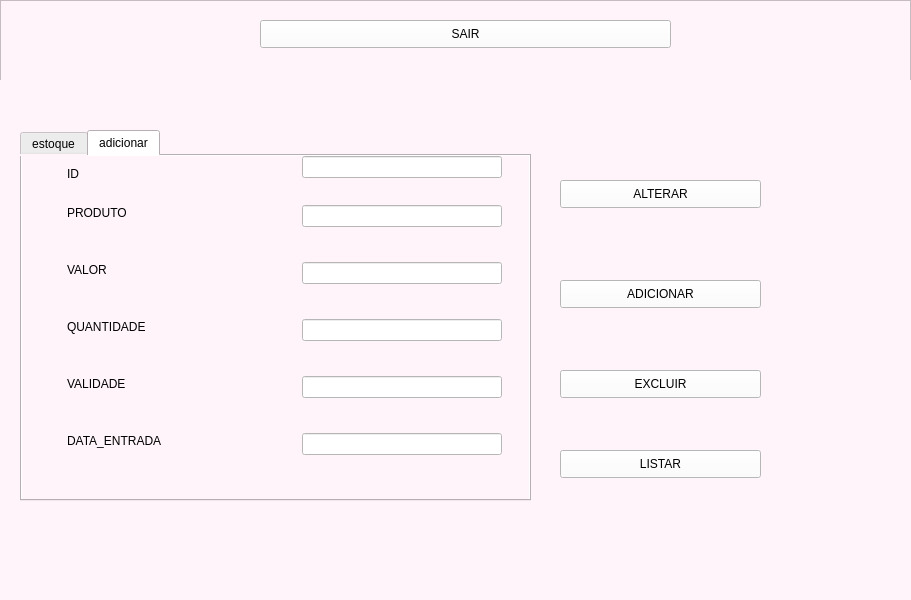
Qt form newJambo.ui (Gabriel-Dev-JS/JamboProject) before a commit.
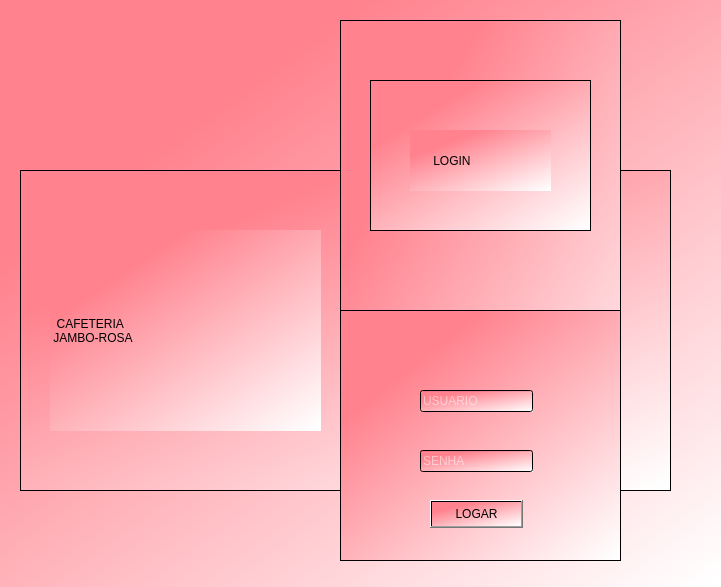
The same form after that commit.

Commit message: id adicioado na tabela

Diff of the .ui file:
```diff
--- a/newJambo.ui
+++ b/newJambo.ui
@@ -1,33 +1,85 @@
 <?xml version="1.0" encoding="UTF-8"?>
 <ui version="4.0">
- <class>MainWindow</class>
- <widget class="QMainWindow" name="MainWindow">
+ <class>Form</class>
+ <widget class="QWidget" name="Form">
   <property name="geometry">
    <rect>
     <x>0</x>
     <y>0</y>
-    <width>911</width>
-    <height>600</height>
+    <width>721</width>
+    <height>587</height>
    </rect>
   </property>
   <property name="windowTitle">
    <string>MainWindow</string>
   </property>
   <property name="styleSheet">
-   <string notr="true">background-color: rgb(255, 255, 255);</string>
+   <string notr="true">background-color: qlineargradient(spread:pad, x1:0.264, y1:0.204864, x2:0.975, y2:1, stop:0.00497512 rgba(255, 130, 142, 255), stop:1 rgba(255, 255, 255, 255));</string>
   </property>
-  <widget class="QWidget" name="centralwidget">
-   <widget class="QFrame" name="frame">
+  <widget class="QFrame" name="frame">
+   <property name="geometry">
+    <rect>
+     <x>20</x>
+     <y>170</y>
+     <width>651</width>
+     <height>321</height>
+    </rect>
+   </property>
+   <property name="styleSheet">
+    <string notr="true">background-color: qlineargradient(spread:pad, x1:0.264, y1:0.204864, x2:0.975, y2:1, stop:0.00497512 rgba(255, 130, 142, 255), stop:1 rgba(255, 255, 255, 255));</string>
+   </property>
+   <property name="frameShape">
+    <enum>QFrame::StyledPanel</enum>
+   </property>
+   <property name="frameShadow">
+    <enum>QFrame::Raised</enum>
+   </property>
+   <widget class="QLabel" name="label_2">
     <property name="geometry">
      <rect>
-      <x>0</x>
-      <y>0</y>
-      <width>911</width>
-      <height>81</height>
+      <x>30</x>
+      <y>60</y>
+      <width>271</width>
+      <height>201</height>
      </rect>
     </property>
     <property name="styleSheet">
-     <string notr="true">background-color: rgb(255, 244, 250);</string>
+     <string notr="true">font: 20pt &quot;MS Shell Dlg 2&quot;;
+background-color: qlineargradient(spread:pad, x1:0.264, y1:0.204864, x2:0.975, y2:1, stop:0.00497512 rgba(255, 130, 142, 255), stop:1 rgba(255, 255, 255, 255));
+color: rgb(0, 0, 0);</string>
+    </property>
+    <property name="text">
+     <string>  CAFETERIA
+ JAMBO-ROSA</string>
+    </property>
+   </widget>
+  </widget>
+  <widget class="QFrame" name="frame_2">
+   <property name="geometry">
+    <rect>
+     <x>340</x>
+     <y>20</y>
+     <width>281</width>
+     <height>541</height>
+    </rect>
+   </property>
+   <property name="styleSheet">
+    <string notr="true">background-color: qlineargradient(spread:pad, x1:0.264, y1:0.204864, x2:0.975, y2:1, stop:0.00497512 rgba(255, 130, 142, 255), stop:1 rgba(255, 255, 255, 255));</string>
+   </property>
+   <property name="frameShape">
+    <enum>QFrame::StyledPanel</enum>
+   </property>
+   <property name="frameShadow">
+    <enum>QFrame::Raised</enum>
+   </property>
+   <widget class="QFrame" name="frame_3">
+    <property name="geometry">
+     <rect>
+      <x>0</x>
+      <y>290</y>
+      <width>281</width>
+      <height>251</height>
+     </rect>
     </property>
     <property name="frameShape">
      <enum>QFrame::StyledPanel</enum>
@@ -35,439 +87,95 @@
     <property name="frameShadow">
      <enum>QFrame::Raised</enum>
     </property>
-    <widget class="QPushButton" name="btn_sair">
+    <widget class="QLineEdit" name="text_usuario">
      <property name="geometry">
       <rect>
-       <x>260</x>
-       <y>20</y>
-       <width>411</width>
+       <x>80</x>
+       <y>80</y>
+       <width>113</width>
+       <height>22</height>
+      </rect>
+     </property>
+     <property name="sizePolicy">
+      <sizepolicy hsizetype="Preferred" vsizetype="Preferred">
+       <horstretch>0</horstretch>
+       <verstretch>0</verstretch>
+      </sizepolicy>
+     </property>
+     <property name="styleSheet">
+      <string notr="true">color: rgb(255, 255, 255);</string>
+     </property>
+     <property name="text">
+      <string/>
+     </property>
+     <property name="placeholderText">
+      <string>USUARIO</string>
+     </property>
+    </widget>
+    <widget class="QLineEdit" name="text_senha">
+     <property name="geometry">
+      <rect>
+       <x>80</x>
+       <y>140</y>
+       <width>113</width>
+       <height>22</height>
+      </rect>
+     </property>
+     <property name="styleSheet">
+      <string notr="true">color: rgb(255, 255, 255);</string>
+     </property>
+     <property name="placeholderText">
+      <string>SENHA</string>
+     </property>
+    </widget>
+    <widget class="QPushButton" name="pushButton">
+     <property name="geometry">
+      <rect>
+       <x>90</x>
+       <y>190</y>
+       <width>93</width>
        <height>28</height>
       </rect>
      </property>
-     <property name="styleSheet">
-      <string notr="true">background-color: rgb(255, 255, 255);</string>
-     </property>
      <property name="text">
-      <string>SAIR</string>
+      <string>LOGAR</string>
      </property>
     </widget>
    </widget>
-   <widget class="QStackedWidget" name="stackedWidget">
+   <widget class="QFrame" name="frame_4">
+    <property name="enabled">
+     <bool>false</bool>
+    </property>
     <property name="geometry">
      <rect>
-      <x>0</x>
-      <y>80</y>
-      <width>911</width>
-      <height>521</height>
+      <x>30</x>
+      <y>60</y>
+      <width>221</width>
+      <height>151</height>
      </rect>
     </property>
-    <property name="styleSheet">
-     <string notr="true">background-color: rgb(255, 244, 250);</string>
+    <property name="frameShape">
+     <enum>QFrame::StyledPanel</enum>
     </property>
-    <property name="currentIndex">
-     <number>0</number>
+    <property name="frameShadow">
+     <enum>QFrame::Raised</enum>
     </property>
-    <widget class="QWidget" name="page">
-     <widget class="QTabWidget" name="estoque">
-      <property name="geometry">
-       <rect>
-        <x>20</x>
-        <y>50</y>
-        <width>511</width>
-        <height>371</height>
-       </rect>
-      </property>
-      <property name="currentIndex">
-       <number>1</number>
-      </property>
-      <widget class="QWidget" name="tab">
-       <attribute name="title">
-        <string>estoque</string>
-       </attribute>
-       <widget class="QTableWidget" name="tableWidget">
-        <property name="geometry">
-         <rect>
-          <x>0</x>
-          <y>10</y>
-          <width>501</width>
-          <height>331</height>
-         </rect>
-        </property>
-        <property name="styleSheet">
-         <string notr="true">background-color: rgb(255, 255, 255);</string>
-        </property>
-        <row>
-         <property name="text">
-          <string/>
-         </property>
-        </row>
-        <row>
-         <property name="text">
-          <string/>
-         </property>
-        </row>
-        <row>
-         <property name="text">
-          <string/>
-         </property>
-        </row>
-        <row>
-         <property name="text">
-          <string/>
-         </property>
-        </row>
-        <row>
-         <property name="text">
-          <string/>
-         </property>
-        </row>
-        <column>
-         <property name="text">
-          <string>produto</string>
-         </property>
-        </column>
-        <column>
-         <property name="text">
-          <string>valor</string>
-         </property>
-        </column>
-        <column>
-         <property name="text">
-          <string>quantidade</string>
-         </property>
-        </column>
-        <column>
-         <property name="text">
-          <string>validade</string>
-         </property>
-        </column>
-        <column>
-         <property name="text">
-          <string>data_entrada</string>
-         </property>
-        </column>
-       </widget>
-      </widget>
-      <widget class="QWidget" name="tab_2">
-       <attribute name="title">
-        <string>adicionar</string>
-       </attribute>
-       <widget class="QLabel" name="label">
-        <property name="geometry">
-         <rect>
-          <x>45</x>
-          <y>49</y>
-          <width>121</width>
-          <height>16</height>
-         </rect>
-        </property>
-        <property name="text">
-         <string>PRODUTO</string>
-        </property>
-       </widget>
-       <widget class="QLabel" name="label_2">
-        <property name="geometry">
-         <rect>
-          <x>45</x>
-          <y>106</y>
-          <width>101</width>
-          <height>16</height>
-         </rect>
-        </property>
-        <property name="text">
-         <string>VALOR</string>
-        </property>
-       </widget>
-       <widget class="QLabel" name="label_3">
-        <property name="geometry">
-         <rect>
-          <x>45</x>
-          <y>163</y>
-          <width>101</width>
-          <height>16</height>
-         </rect>
-        </property>
-        <property name="text">
-         <string>QUANTIDADE</string>
-        </property>
-       </widget>
-       <widget class="QLabel" name="label_4">
-        <property name="geometry">
-         <rect>
-          <x>45</x>
-          <y>277</y>
-          <width>121</width>
-          <height>16</height>
-         </rect>
-        </property>
-        <property name="text">
-         <string>DATA_ENTRADA</string>
-        </property>
-       </widget>
-       <widget class="QLabel" name="label_5">
-        <property name="geometry">
-         <rect>
-          <x>45</x>
-          <y>220</y>
-          <width>111</width>
-          <height>16</height>
-         </rect>
-        </property>
-        <property name="text">
-         <string>VALIDADE</string>
-        </property>
-       </widget>
-       <widget class="QLineEdit" name="lineEdit_7">
-        <property name="enabled">
-         <bool>true</bool>
-        </property>
-        <property name="geometry">
-         <rect>
-          <x>280</x>
-          <y>106</y>
-          <width>200</width>
-          <height>22</height>
-         </rect>
-        </property>
-        <property name="styleSheet">
-         <string notr="true">background-color: rgb(255, 255, 255);</string>
-        </property>
-       </widget>
-       <widget class="QLineEdit" name="lineEdit_6">
-        <property name="enabled">
-         <bool>true</bool>
-        </property>
-        <property name="geometry">
-         <rect>
-          <x>280</x>
-          <y>49</y>
-          <width>200</width>
-          <height>22</height>
-         </rect>
-        </property>
-        <property name="sizePolicy">
-         <sizepolicy hsizetype="Expanding" vsizetype="Fixed">
-          <horstretch>0</horstretch>
-          <verstretch>0</verstretch>
-         </sizepolicy>
-        </property>
-        <property name="styleSheet">
-         <string notr="true">background-color: rgb(255, 255, 255);</string>
-        </property>
-        <property name="text">
-         <string/>
-        </property>
-       </widget>
-       <widget class="QLineEdit" name="lineEdit_9">
-        <property name="geometry">
-         <rect>
-          <x>280</x>
-          <y>220</y>
-          <width>200</width>
-          <height>22</height>
-         </rect>
-        </property>
-        <property name="styleSheet">
-         <string notr="true">background-color: rgb(255, 244, 250);
-background-color: rgb(255, 255, 255);</string>
-        </property>
-       </widget>
-       <widget class="QLineEdit" name="lineEdit_8">
-        <property name="geometry">
-         <rect>
-          <x>280</x>
-          <y>163</y>
-          <width>200</width>
-          <height>22</height>
-         </rect>
-        </property>
-        <property name="styleSheet">
-         <string notr="true">background-color: rgb(255, 244, 250);
-background-color: rgb(255, 255, 255);</string>
-        </property>
-       </widget>
-       <widget class="QLineEdit" name="lineEdit_10">
-        <property name="geometry">
-         <rect>
-          <x>280</x>
-          <y>277</y>
-          <width>200</width>
-          <height>22</height>
-         </rect>
-        </property>
-        <property name="styleSheet">
-         <string notr="true">background-color: rgb(255, 255, 255);</string>
-        </property>
-       </widget>
-       <widget class="QLineEdit" name="lineEdit_11">
-        <property name="enabled">
-         <bool>true</bool>
-        </property>
-        <property name="geometry">
-         <rect>
-          <x>280</x>
-          <y>0</y>
-          <width>200</width>
-          <height>22</height>
-         </rect>
-        </property>
-        <property name="sizePolicy">
-         <sizepolicy hsizetype="Expanding" vsizetype="Fixed">
-          <horstretch>0</horstretch>
-          <verstretch>0</verstretch>
-         </sizepolicy>
-        </property>
-        <property name="styleSheet">
-         <string notr="true">background-color: rgb(255, 255, 255);</string>
-        </property>
-        <property name="text">
-         <string/>
-        </property>
-       </widget>
-       <widget class="QLabel" name="label_6">
-        <property name="geometry">
-         <rect>
-          <x>45</x>
-          <y>10</y>
-          <width>121</width>
-          <height>16</height>
-         </rect>
-        </property>
-        <property name="text">
-         <string>ID</string>
-        </property>
-       </widget>
-      </widget>
-     </widget>
-     <widget class="QPushButton" name="btn_alterar">
-      <property name="geometry">
-       <rect>
-        <x>560</x>
-        <y>100</y>
-        <width>201</width>
-        <height>28</height>
-       </rect>
-      </property>
-      <property name="styleSheet">
-       <string notr="true">background-color: rgb(255, 255, 255);</string>
-      </property>
-      <property name="text">
-       <string>ALTERAR</string>
-      </property>
-     </widget>
-     <widget class="QPushButton" name="btn_excluir">
-      <property name="geometry">
-       <rect>
-        <x>560</x>
-        <y>290</y>
-        <width>201</width>
-        <height>28</height>
-       </rect>
-      </property>
-      <property name="styleSheet">
-       <string notr="true">background-color: rgb(255, 255, 255);</string>
-      </property>
-      <property name="text">
-       <string>EXCLUIR</string>
-      </property>
-     </widget>
-     <widget class="QPushButton" name="btn_adicionar">
-      <property name="geometry">
-       <rect>
-        <x>560</x>
-        <y>200</y>
-        <width>201</width>
-        <height>28</height>
-       </rect>
-      </property>
-      <property name="styleSheet">
-       <string notr="true">background-color: rgb(255, 255, 255);</string>
-      </property>
-      <property name="text">
-       <string>ADICIONAR</string>
-      </property>
-     </widget>
-     <widget class="QPushButton" name="btn_listar">
-      <property name="geometry">
-       <rect>
-        <x>560</x>
-        <y>370</y>
-        <width>201</width>
-        <height>28</height>
-       </rect>
-      </property>
-      <property name="styleSheet">
-       <string notr="true">background-color: rgb(255, 255, 255);</string>
-      </property>
-      <property name="text">
-       <string>LISTAR</string>
-      </property>
-     </widget>
-    </widget>
-    <widget class="QWidget" name="page_2">
-     <widget class="QLineEdit" name="lineEdit">
-      <property name="geometry">
-       <rect>
-        <x>85</x>
-        <y>190</y>
-        <width>640</width>
-        <height>40</height>
-       </rect>
-      </property>
-     </widget>
-     <widget class="QLineEdit" name="lineEdit_2">
-      <property name="geometry">
-       <rect>
-        <x>85</x>
-        <y>120</y>
-        <width>640</width>
-        <height>40</height>
-       </rect>
-      </property>
-     </widget>
-     <widget class="QLineEdit" name="lineEdit_3">
-      <property name="geometry">
-       <rect>
-        <x>85</x>
-        <y>50</y>
-        <width>640</width>
-        <height>40</height>
-       </rect>
-      </property>
-     </widget>
-     <widget class="QLineEdit" name="lineEdit_4">
-      <property name="geometry">
-       <rect>
-        <x>85</x>
-        <y>320</y>
-        <width>640</width>
-        <height>40</height>
-       </rect>
-      </property>
-     </widget>
-     <widget class="QLineEdit" name="lineEdit_5">
-      <property name="geometry">
-       <rect>
-        <x>85</x>
-        <y>260</y>
-        <width>640</width>
-        <height>40</height>
-       </rect>
-      </property>
-     </widget>
-     <widget class="QPushButton" name="pushButton_5">
-      <property name="geometry">
-       <rect>
-        <x>110</x>
-        <y>400</y>
-        <width>581</width>
-        <height>28</height>
-       </rect>
-      </property>
-      <property name="text">
-       <string>CADASTRAR</string>
-      </property>
-     </widget>
+    <widget class="QLabel" name="label">
+     <property name="geometry">
+      <rect>
+       <x>40</x>
+       <y>50</y>
+       <width>141</width>
+       <height>61</height>
+      </rect>
+     </property>
+     <property name="styleSheet">
+      <string notr="true">color: rgb(0, 0, 0);
+font: 75 12pt &quot;MS Shell Dlg 2&quot;;</string>
+     </property>
+     <property name="text">
+      <string>       LOGIN</string>
+     </property>
     </widget>
    </widget>
   </widget>
```
Left out of the diff: 2 changed lines with no effect on the pictures. The commit also changes 2 other files.
